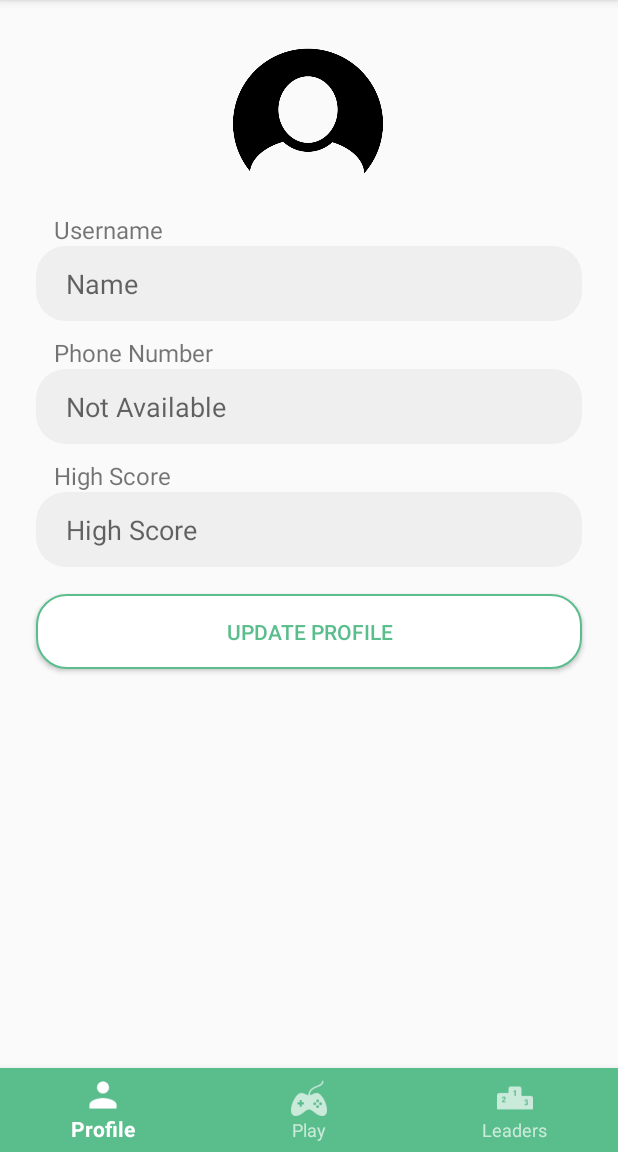
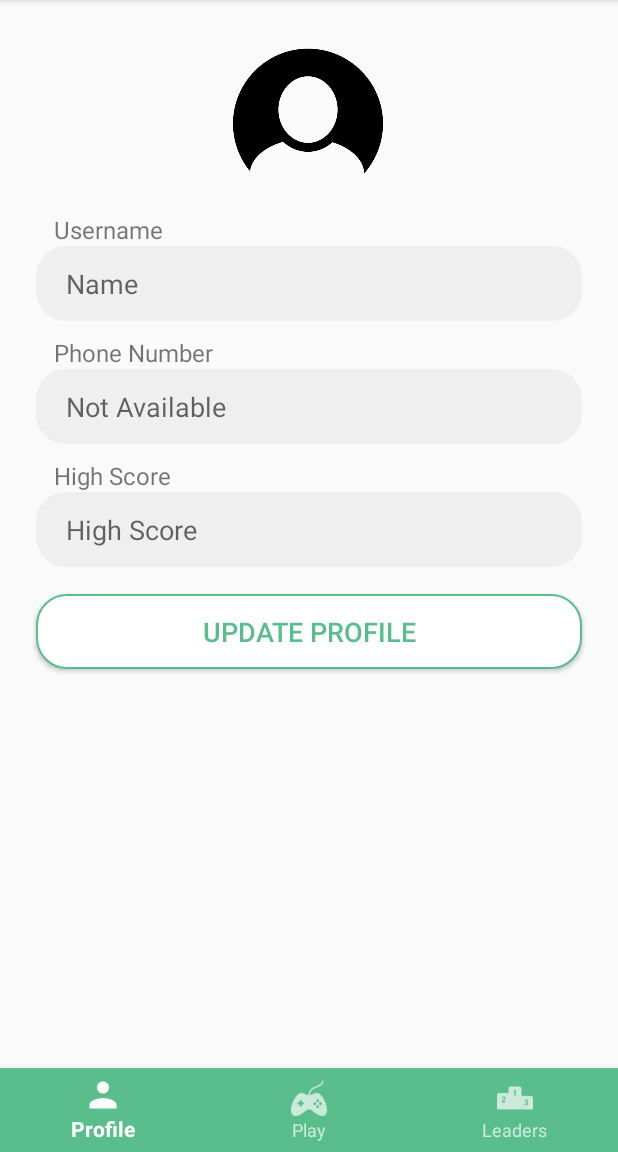
Before and after one commit to YasserM94/PuzzleGame, an Android app: the ProfileFragment screen opened through its navigation route, on a phone screen of 412 x 824 dp, the part 84-1236 px from its top. Run offline under Robolectric (Android 15) with nearby library versions, the phone set to English and light mode, and no system bars; our stand-ins replace Firebase (no records; nobody signed in at launch, a user with empty details on screens opened directly), Picasso, navigation-ui; libraries missing offline, so code that uses them is left out: cc.cloudist.acplibrary; 7 statements that could not run were skipped.

Commit message:
Bug Fixes

```diff
--- a/app/src/main/res/layout/activity_login.xml
+++ b/app/src/main/res/layout/activity_login.xml
@@ -94,6 +94,7 @@
             android:layout_marginEnd="24dp"
             android:background="@drawable/selector_login_button"
             android:text="Login"
+            android:textSize="18sp"
             android:textColor="@color/selector_login_button_text"
             app:layout_constraintEnd_toEndOf="parent"
             app:layout_constraintHorizontal_bias="0.498"
--- a/app/src/main/res/layout/activity_register.xml
+++ b/app/src/main/res/layout/activity_register.xml
@@ -171,6 +171,7 @@
                 android:layout_marginStart="24dp"
                 android:layout_marginTop="16dp"
                 android:layout_marginEnd="24dp"
+                android:textSize="18sp"
                 android:background="@drawable/selector_login_button"
                 android:text="Register"
                 android:textColor="@color/selector_login_button_text"
--- a/app/src/main/res/layout/fragment_profile.xml
+++ b/app/src/main/res/layout/fragment_profile.xml
@@ -174,6 +174,7 @@
             android:layout_marginStart="24dp"
             android:layout_marginTop="8dp"
             android:layout_marginEnd="24dp"
+            android:textSize="18sp"
             android:layout_marginBottom="8dp"
             android:background="@drawable/selector_login_button"
             android:text="update profile"
```
